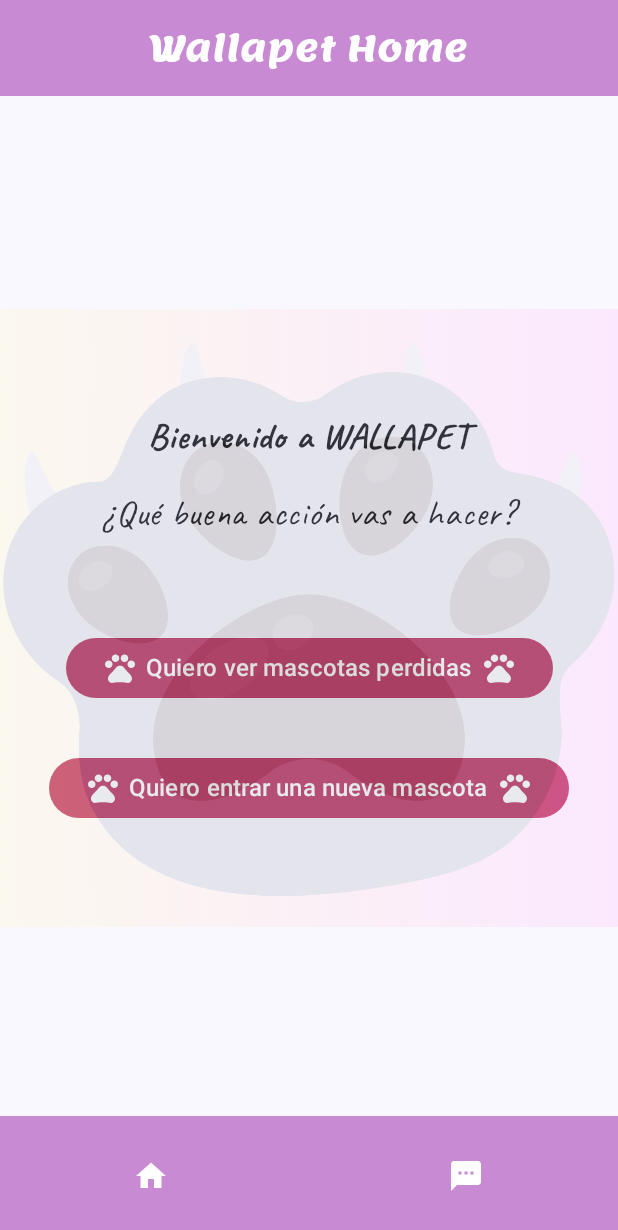
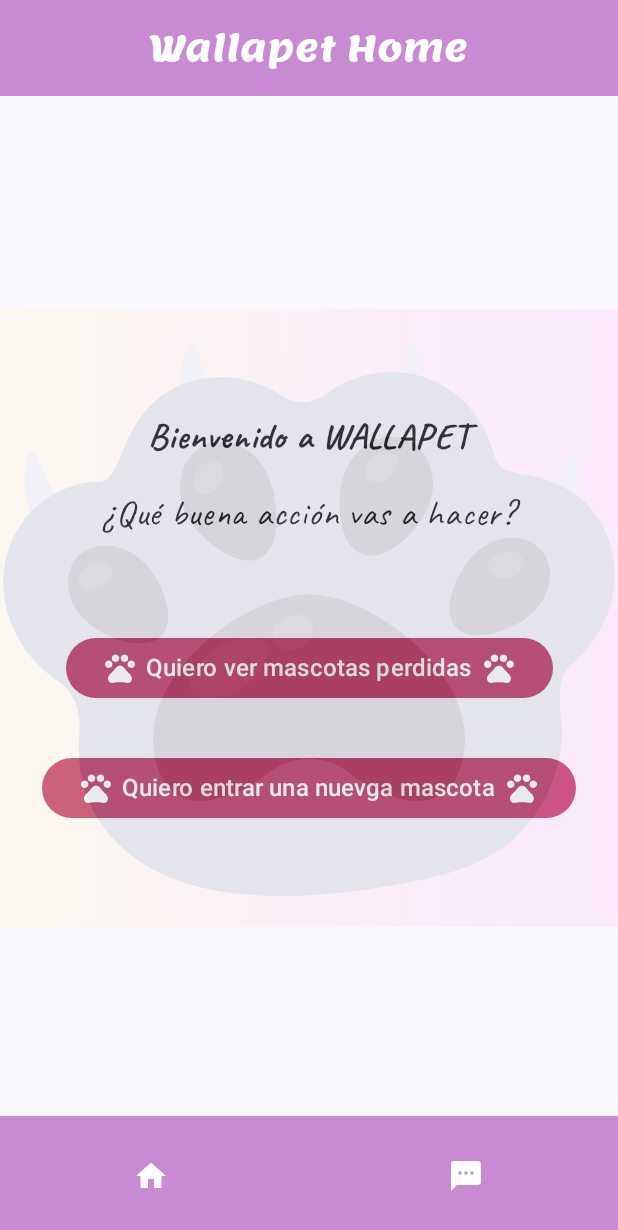
Before and after one commit to jessifiteuax/WallaPetApp, an Android app built with Jetpack Compose: the composable WallaHome shown on its own in the app's theme, on a phone screen of 412 x 824 dp. Shown: the top 1230 px of the screen. Run offline under Robolectric (Android 15) with nearby library versions, the phone set to English and light mode, and no system bars.

```diff
--- a/app/src/main/java/com/example/wallapetapp/components/Botones.kt
+++ b/app/src/main/java/com/example/wallapetapp/components/Botones.kt
@@ -49,7 +49,7 @@ fun BotonEntrarMascotas() {
         Icon(imageVector = Icons.Filled.Pets, tint = Color.White, contentDescription = "")
         Spacer(modifier = Modifier.width(5.dp))
         Text(
-            text = "Quiero entrar una nueva mascota",
+            text = "Quiero entrar una nuevga mascota",
             fontSize = 16.sp
         )
         Spacer(modifier = Modifier.width(5.dp))
```
